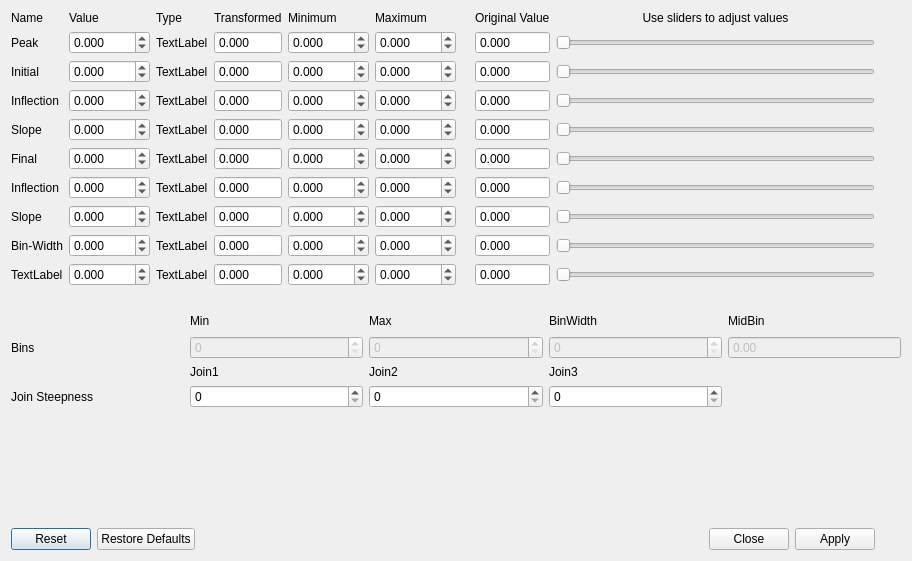
Qt form src/equationdialog.ui (nmfs-ost/ss3-ssi) before a commit.
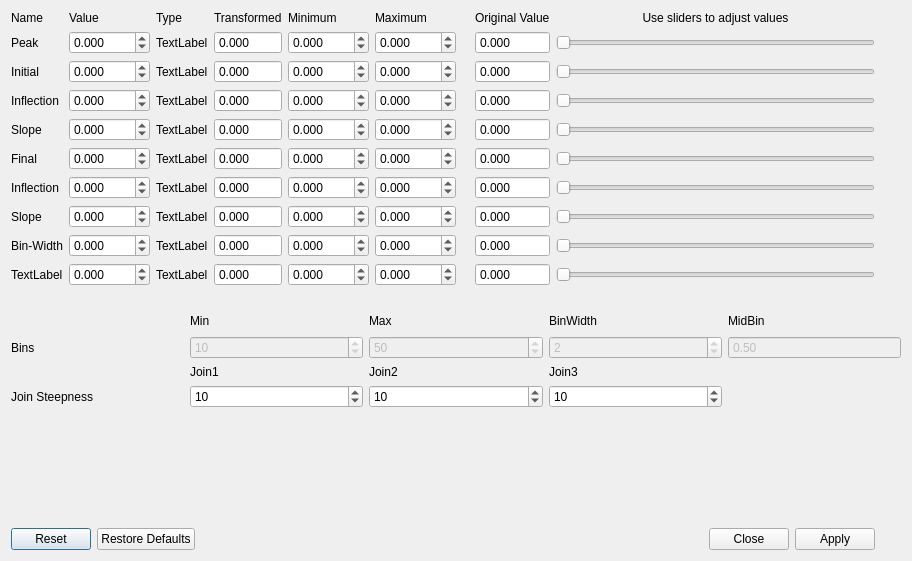
The same form after that commit.

```diff
--- a/src/equationdialog.ui
+++ b/src/equationdialog.ui
@@ -1049,6 +1049,9 @@
          <property name="maximum">
           <number>250</number>
          </property>
+         <property name="value">
+          <number>50</number>
+         </property>
         </widget>
        </item>
        <item row="1" column="3">
@@ -1056,6 +1059,9 @@
          <property name="enabled">
           <bool>false</bool>
          </property>
+         <property name="value">
+          <number>2</number>
+         </property>
         </widget>
        </item>
        <item row="0" column="4">
@@ -1076,16 +1082,31 @@
          <property name="enabled">
           <bool>false</bool>
          </property>
+         <property name="value">
+          <number>10</number>
+         </property>
         </widget>
        </item>
        <item row="3" column="1">
-        <widget class="QSpinBox" name="spinBox_steep_join1"/>
+        <widget class="QSpinBox" name="spinBox_steep_join1">
+         <property name="value">
+          <number>10</number>
+         </property>
+        </widget>
        </item>
        <item row="3" column="2">
-        <widget class="QSpinBox" name="spinBox_steep_join2"/>
+        <widget class="QSpinBox" name="spinBox_steep_join2">
+         <property name="value">
+          <number>10</number>
+         </property>
+        </widget>
        </item>
        <item row="3" column="3">
-        <widget class="QSpinBox" name="spinBox_steep_join3"/>
+        <widget class="QSpinBox" name="spinBox_steep_join3">
+         <property name="value">
+          <number>10</number>
+         </property>
+        </widget>
        </item>
        <item row="2" column="1">
         <widget class="QLabel" name="label_steep_join1">
@@ -1175,6 +1196,9 @@
          <property name="maximum">
           <double>1.000000000000000</double>
          </property>
+         <property name="value">
+          <double>0.500000000000000</double>
+         </property>
         </widget>
        </item>
       </layout>
```
